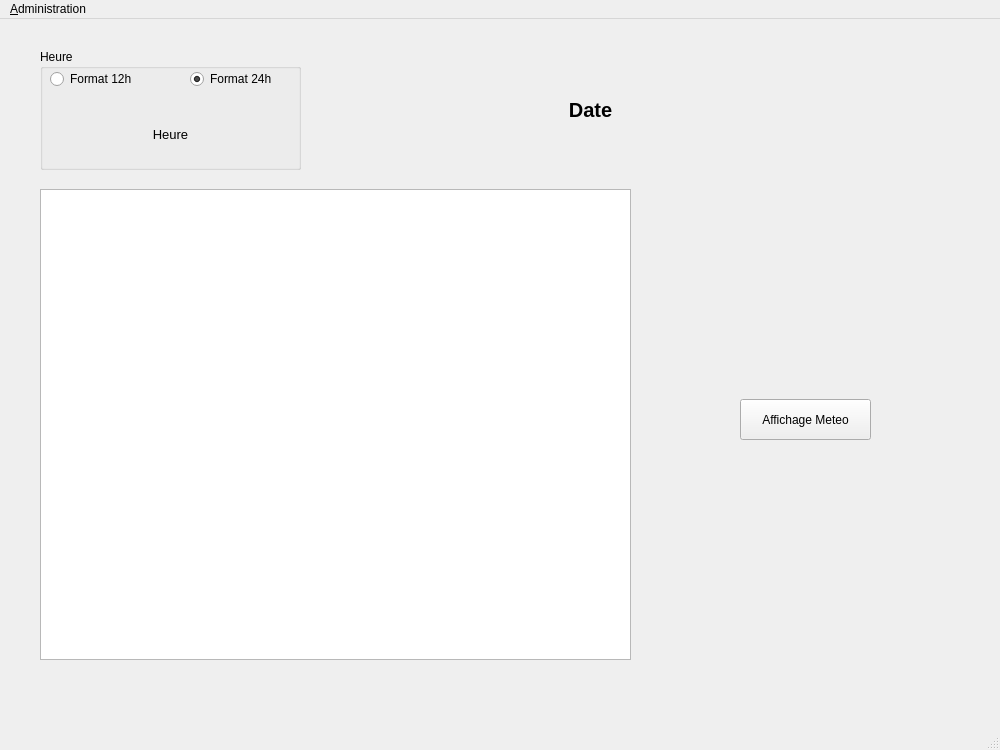
Old version of the form StationMeteo/mainwindow.ui in the repository SimonF2/ProjetFinal.
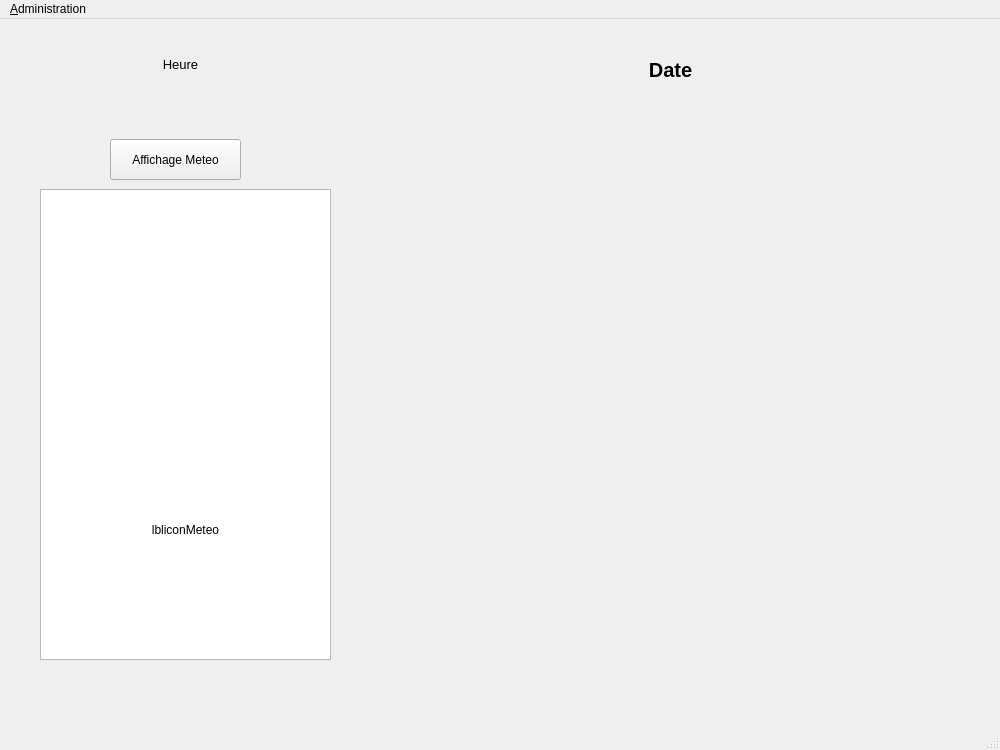
New version of the form.

The edit to the form file:
```diff
--- a/StationMeteo/mainwindow.ui
+++ b/StationMeteo/mainwindow.ui
@@ -17,8 +17,8 @@
    <widget class="QLabel" name="lblDate">
     <property name="geometry">
      <rect>
-      <x>390</x>
-      <y>70</y>
+      <x>470</x>
+      <y>30</y>
       <width>401</width>
       <height>41</height>
      </rect>
@@ -38,77 +38,11 @@
      <set>Qt::AlignCenter</set>
     </property>
    </widget>
-   <widget class="QGroupBox" name="groupBox">
-    <property name="geometry">
-     <rect>
-      <x>40</x>
-      <y>30</y>
-      <width>261</width>
-      <height>121</height>
-     </rect>
-    </property>
-    <property name="title">
-     <string>Heure</string>
-    </property>
-    <widget class="QRadioButton" name="rdBtn12">
-     <property name="geometry">
-      <rect>
-       <x>10</x>
-       <y>20</y>
-       <width>95</width>
-       <height>20</height>
-      </rect>
-     </property>
-     <property name="text">
-      <string>Format 12h</string>
-     </property>
-    </widget>
-    <widget class="QRadioButton" name="rdBtn24">
-     <property name="geometry">
-      <rect>
-       <x>150</x>
-       <y>20</y>
-       <width>95</width>
-       <height>20</height>
-      </rect>
-     </property>
-     <property name="text">
-      <string>Format 24h</string>
-     </property>
-     <property name="checked">
-      <bool>true</bool>
-     </property>
-    </widget>
-    <widget class="QLabel" name="lblHeure">
-     <property name="geometry">
-      <rect>
-       <x>10</x>
-       <y>70</y>
-       <width>241</width>
-       <height>31</height>
-      </rect>
-     </property>
-     <property name="font">
-      <font>
-       <pointsize>10</pointsize>
-      </font>
-     </property>
-     <property name="text">
-      <string>Heure</string>
-     </property>
-     <property name="scaledContents">
-      <bool>false</bool>
-     </property>
-     <property name="alignment">
-      <set>Qt::AlignCenter</set>
-     </property>
-    </widget>
-   </widget>
    <widget class="QPushButton" name="BtnMeteo">
     <property name="geometry">
      <rect>
-      <x>740</x>
-      <y>380</y>
+      <x>110</x>
+      <y>120</y>
       <width>131</width>
       <height>41</height>
      </rect>
@@ -122,11 +56,57 @@
      <rect>
       <x>40</x>
       <y>170</y>
-      <width>591</width>
+      <width>291</width>
       <height>471</height>
      </rect>
     </property>
    </widget>
+   <widget class="QLabel" name="lbliconmeteo">
+    <property name="geometry">
+     <rect>
+      <x>70</x>
+      <y>400</y>
+      <width>231</width>
+      <height>221</height>
+     </rect>
+    </property>
+    <property name="autoFillBackground">
+     <bool>false</bool>
+    </property>
+    <property name="text">
+     <string>lbliconMeteo</string>
+    </property>
+    <property name="scaledContents">
+     <bool>true</bool>
+    </property>
+    <property name="alignment">
+     <set>Qt::AlignCenter</set>
+    </property>
+   </widget>
+   <widget class="QLabel" name="lblHeure">
+    <property name="geometry">
+     <rect>
+      <x>60</x>
+      <y>30</y>
+      <width>241</width>
+      <height>31</height>
+     </rect>
+    </property>
+    <property name="font">
+     <font>
+      <pointsize>10</pointsize>
+     </font>
+    </property>
+    <property name="text">
+     <string>Heure</string>
+    </property>
+    <property name="scaledContents">
+     <bool>false</bool>
+    </property>
+    <property name="alignment">
+     <set>Qt::AlignCenter</set>
+    </property>
+   </widget>
   </widget>
   <widget class="QMenuBar" name="menubar">
    <property name="geometry">
```
